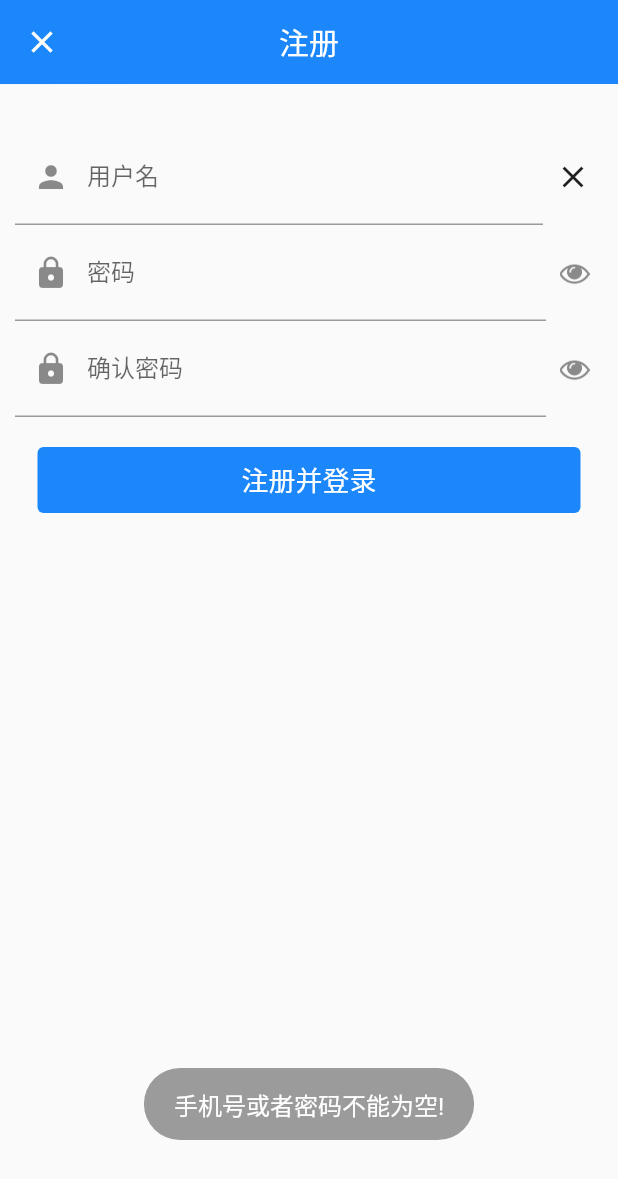
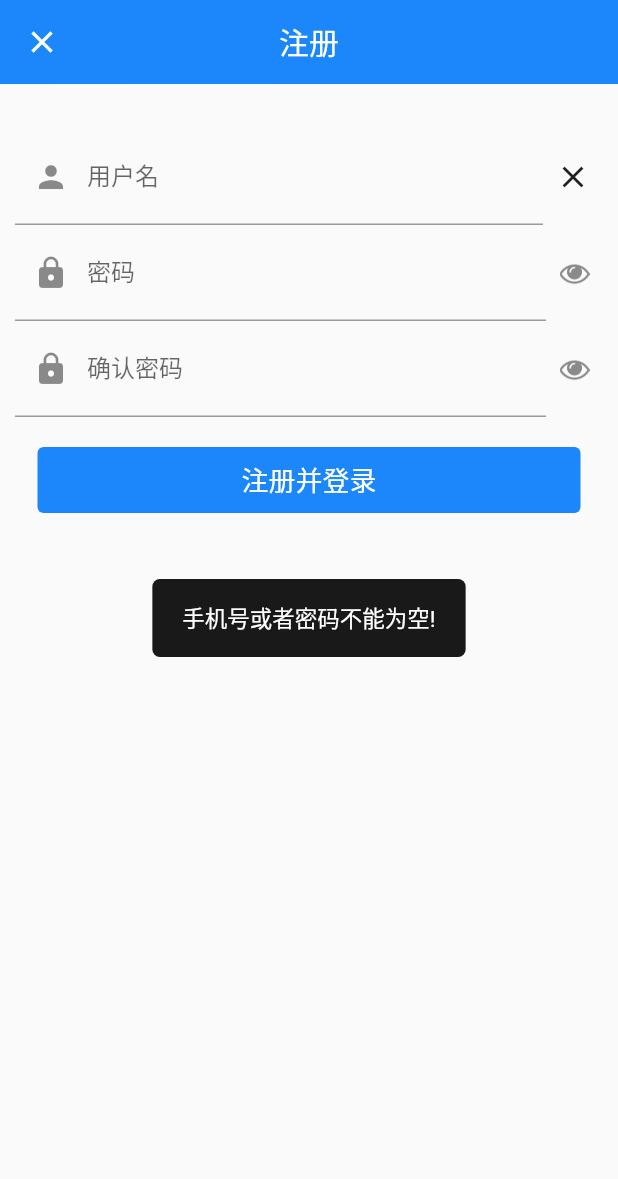
Before and after one commit to seasonZhu/FlutterPlayAndroid, a Flutter app: the LoginView screen opened by its route, after a tap on "还没有注册?", after a tap on "注册并登录", on a phone screen of 412 x 824 dp. Shown: the top 1179 px of the screen. Run offline on Flutter 3.47's test engine with Material 2 defaults, Android fonts, the phone set to English and light mode, and no system bars; drawn by our look-alikes of flutter_easyloading; our stand-ins replace cached_network_image, dio, event_bus, flutter_bloc, flutter_html, flutter_slidable and 8 more; missing offline and left inert: image_picker_for_web, lpinyin, shared_preferences_web; accounts and stored records are empty; network calls fail.

Commit message:
优化了我的页面

```diff
--- a/lib/Compose/ToastView.dart
+++ b/lib/Compose/ToastView.dart
@@ -1,29 +1,17 @@
 import 'package:flutter/material.dart';
-import 'package:fluttertoast/fluttertoast.dart';
+import 'package:flutter_easyloading/flutter_easyloading.dart';
 
 class ToastView {
   static void show(String message) {
-    // 看了Fluttertoast的源代码,是发了一个消息给原生,最后由原生实现
-    Fluttertoast.showToast(
-        msg: message,
-        toastLength: Toast.LENGTH_LONG,
-        gravity: ToastGravity.BOTTOM,
-        timeInSecForIos: 1,
-        backgroundColor: Colors.black38,
-        textColor: Colors.white,
-        fontSize: 16.0);
+    EasyLoading.showToast(message);
   }
 
   // 系统的SnackBar
   static void showSnackBar(BuildContext context, String msg) {
-    // Scaffold.of(context).showSnackBar(
-    //   SnackBar(content: Text("$msg")),
-    // );
     ScaffoldMessenger.of(context).showSnackBar(SnackBar(content: Text("$msg")));
   }
 
   static void removeCurrentSnackBar(BuildContext context) {
-    // Scaffold.of(context).removeCurrentSnackBar();
     ScaffoldMessenger.of(context).removeCurrentSnackBar();
   }
 }
--- a/pubspec.yaml
+++ b/pubspec.yaml
@@ -7,7 +7,6 @@ dependencies:
   flutter:
     sdk: flutter
   cupertino_icons: ^1.0.2
-  fluttertoast: ^3.1.0
   flutter_swiper: ^1.1.6
   webview_flutter: ^1.0.5
   pull_to_refresh: ^1.6.4
```
Also changed, not shown: lib/My/AboutAppAndMeView.dart (+25 -15 lines), lib/My/MyView.dart (+11 -4 lines), pubspec.lock, 2 other files.
